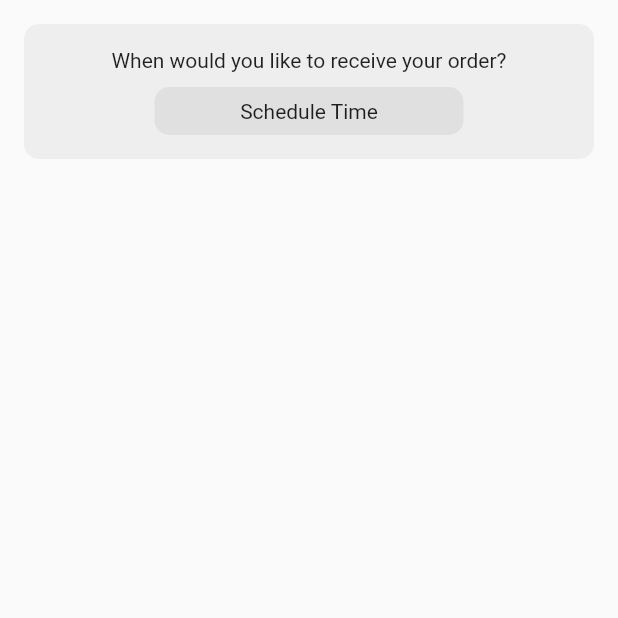
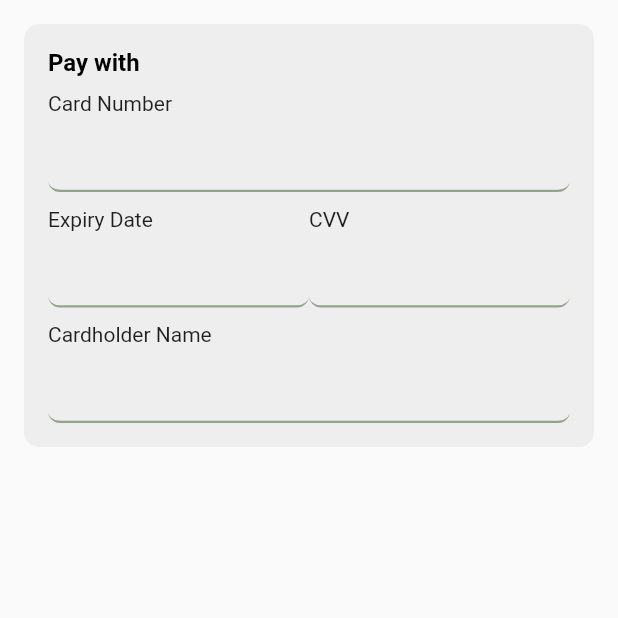
Before and after one commit to LuluahAld/project-marketo, a Flutter app: the screen it shows after launch, on a phone screen of 412 x 824 dp, the top half of it. Run offline on Flutter 3.47's test engine with Material 2 defaults, Android fonts, the phone set to English and light mode, and no system bars.

Commit message:
add payment componnent

```diff
--- /dev/null
+++ b/lib/components/payment/payment_card.dart
@@ -0,0 +1,113 @@
+import 'package:flutter/material.dart';
+import 'package:project_teamd/components/appText/m_text.dart';
+import 'package:project_teamd/constants/color_pallete.dart';
+import 'package:project_teamd/constants/padding.dart';
+
+class paymentCard extends StatelessWidget {
+  const paymentCard({super.key});
+
+  @override
+  Widget build(BuildContext context) {
+    return Container(
+        padding: padding,
+        width: MediaQuery.of(context).size.width,
+        decoration: BoxDecoration(
+          color: lightgrey,
+          borderRadius: borderRad,
+        ),
+        child: Column(
+          crossAxisAlignment: CrossAxisAlignment.start,
+          children: [
+            const MText(
+              text: 'Pay with',
+              size: 16,
+              color: Colors.black,
+              fontweight: FontWeight.bold,
+            ),
+            const SizedBox(
+              height: 10,
+            ),
+            const Text('Card Number'),
+            TextField(
+              decoration: InputDecoration(
+                contentPadding: const EdgeInsets.symmetric(vertical: 16.0, horizontal: 16),
+                focusedBorder: UnderlineInputBorder(
+                  borderSide: BorderSide(width: 1.5, color: green),
+                  borderRadius: BorderRadius.circular(8.0),
+                ),
+                enabledBorder: UnderlineInputBorder(
+                  borderSide: BorderSide(width: 1.5, color: lightgreen),
+                  borderRadius: BorderRadius.circular(8.0),
+                ),
+              ),
+            ),
+            const SizedBox(
+              height: 10,
+            ),
+            Row(
+              children: [
+                Expanded(
+                  child: Column(
+                    crossAxisAlignment: CrossAxisAlignment.start,
+                    children: [
+                      const Text('Expiry Date'),
+                      TextField(
+                        decoration: InputDecoration(
+                          contentPadding: const EdgeInsets.symmetric(vertical: 16.0, horizontal: 16),
+                          focusedBorder: UnderlineInputBorder(
+                            borderSide: BorderSide(width: 1.5, color: green),
+                            borderRadius: BorderRadius.circular(8.0),
+                          ),
+                          enabledBorder: UnderlineInputBorder(
+                            borderSide: BorderSide(width: 1.5, color: lightgreen),
+                            borderRadius: BorderRadius.circular(8.0),
+                          ),
+                        ),
+                      ),
+                    ],
+                  ),
+                ),
+                Expanded(
+                  child: Column(
+                    crossAxisAlignment: CrossAxisAlignment.start,
+                    children: [
+                      const Text('CVV'),
+                      TextField(
+                        decoration: InputDecoration(
+                          contentPadding: const EdgeInsets.symmetric(vertical: 16.0, horizontal: 16),
+                          focusedBorder: UnderlineInputBorder(
+                            borderSide: BorderSide(width: 1.5, color: green),
+                            borderRadius: BorderRadius.circular(8.0),
+                          ),
+                          enabledBorder: UnderlineInputBorder(
+                            borderSide: BorderSide(width: 1.5, color: lightgreen),
+                            borderRadius: BorderRadius.circular(8.0),
+                          ),
+                        ),
+                      ),
+                    ],
+                  ),
+                ),
+              ],
+            ),
+            const SizedBox(
+              height: 10,
+            ),
+            const Text('Cardholder Name'),
+            TextField(
+              decoration: InputDecoration(
+                contentPadding: const EdgeInsets.symmetric(vertical: 16.0, horizontal: 16),
+                focusedBorder: UnderlineInputBorder(
+                  borderSide: BorderSide(width: 1.5, color: green),
+                  borderRadius: BorderRadius.circular(8.0),
+                ),
+                enabledBorder: UnderlineInputBorder(
+                  borderSide: BorderSide(width: 1.5, color: lightgreen),
+                  borderRadius: BorderRadius.circular(8.0),
+                ),
+              ),
+            ),
+          ],
+        ));
+  }
+}
--- a/lib/pages/onboarding_pages.dart
+++ b/lib/pages/onboarding_pages.dart
@@ -1,5 +1,6 @@
 import 'package:flutter/material.dart';
 import 'package:project_teamd/components/order/schedual_time.dart';
+import 'package:project_teamd/components/payment/payment_card.dart';
 
 import '../constants/padding.dart';
 
@@ -13,7 +14,7 @@ class OnBoardingPages extends StatelessWidget {
         padding: padding,
         child: Column(
           children: const [
-            scheduleTime(),
+            paymentCard(),
             SizedBox(
               height: 100,
             ),
```
